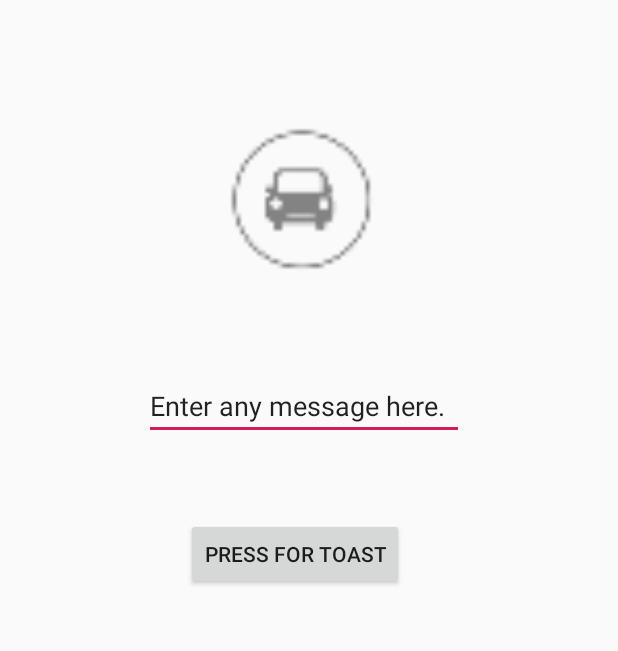
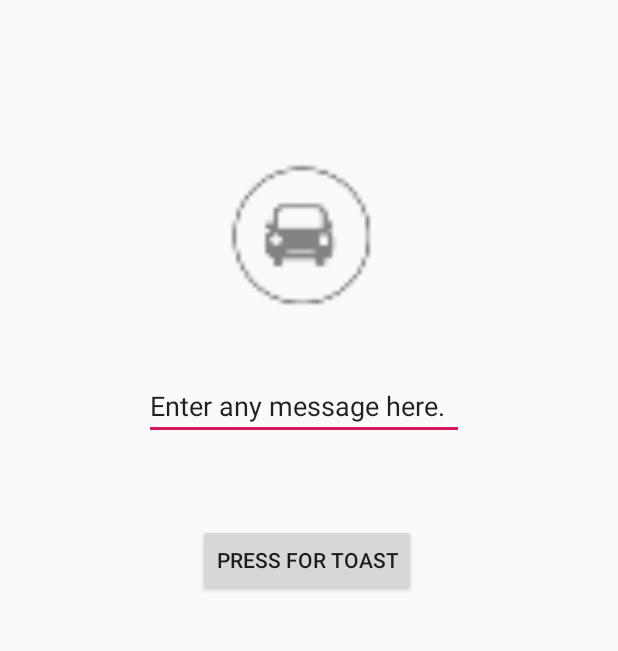
Before and after one commit to kevin-lieng/Inclass1Project, an Android app: the screen it shows after launch (MainActivity), on a phone screen of 412 x 824 dp, the part 215-866 px from its top. Run offline under Robolectric (Android 15) with nearby library versions, the phone set to English and light mode, and no system bars.

Commit message:
Added new views with toast message attached to button.

```diff
--- a/app/src/main/res/layout/activity_main.xml
+++ b/app/src/main/res/layout/activity_main.xml
@@ -34,8 +34,8 @@
         android:id="@+id/button"
         android:layout_width="0dp"
         android:layout_height="wrap_content"
-        android:layout_marginStart="124dp"
-        android:layout_marginTop="52dp"
+        android:layout_marginStart="132dp"
+        android:layout_marginTop="56dp"
         android:onClick="displayToast"
         android:text="@string/button_toast"
         app:layout_constraintStart_toStartOf="parent"
@@ -46,7 +46,7 @@
         android:layout_width="100dp"
         android:layout_height="100dp"
         android:layout_marginStart="152dp"
-        android:layout_marginBottom="64dp"
+        android:layout_marginBottom="40dp"
         android:contentDescription="@string/icon_desc"
         app:layout_constraintBottom_toTopOf="@+id/editText"
         app:layout_constraintStart_toStartOf="parent"
```
